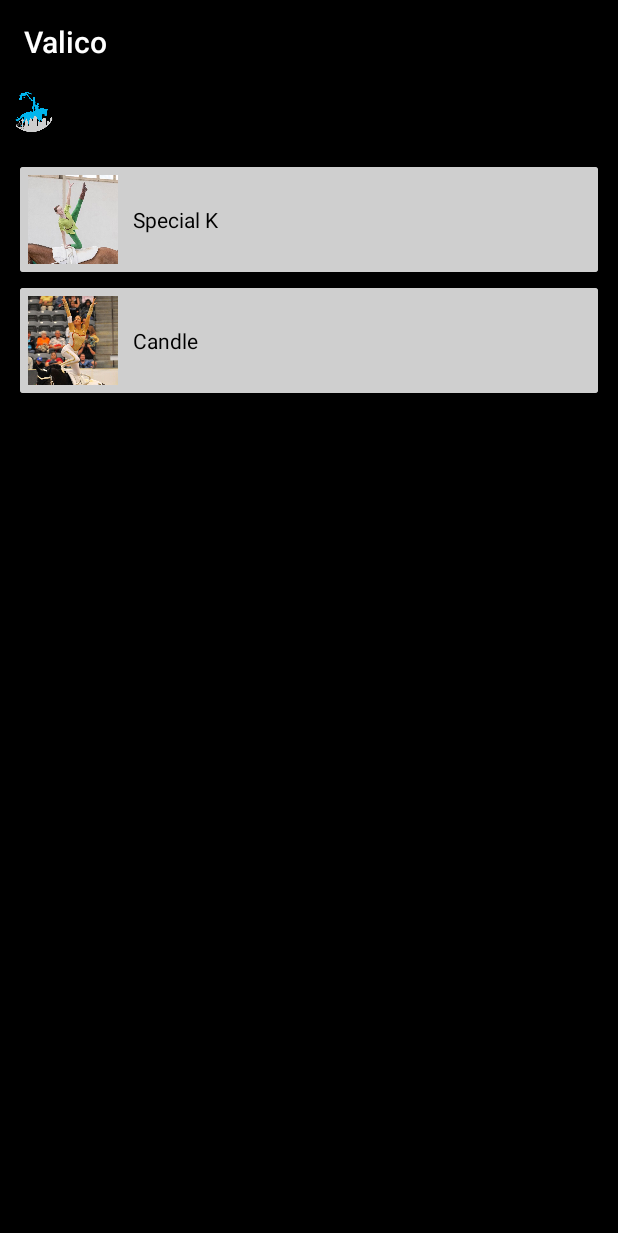
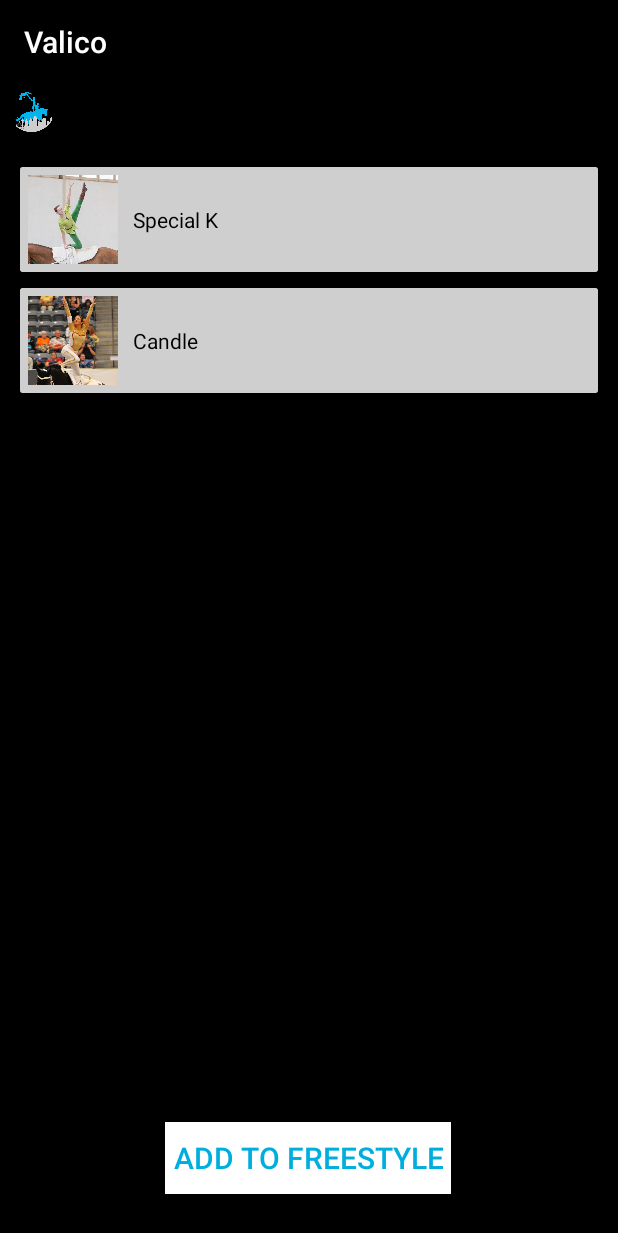
Before and after one commit to cmkarako/Valico, an Android app: the screen it shows after launch (MainActivity), after a tap on "Special K", on a phone screen of 412 x 824 dp. Shown: the top 1233 px of the screen. Run offline under Robolectric (Android 15) with nearby library versions, the light colour scheme and no system bars; our stand-ins replace Dagger/Hilt's generated code, Room's generated code.

Commit message:
Able to click on an item, obtain the title and image, and insert it into the db (same db - freestyle). Next need to add to barrel fs db or other db.

```diff
--- a/app/build.gradle
+++ b/app/build.gradle
@@ -55,6 +55,7 @@ dependencies {
     implementation 'androidx.lifecycle:lifecycle-extensions:2.2.0'
     implementation 'com.google.dagger:hilt-android:2.42'
     kapt 'com.google.dagger:hilt-android-compiler:2.42'
+    kapt 'androidx.hilt:hilt-compiler:1.0.0'
 //    implementation 'android.arch.persistence.room:runtime:1.1.1'
 //    annotationProcessor 'android.arch.persistence.room:compiler:1.1.1'
     implementation 'androidx.room:room-runtime:2.4.2'
--- a/app/src/main/java/com/example/valico/MainActivity.kt
+++ b/app/src/main/java/com/example/valico/MainActivity.kt
@@ -31,8 +31,9 @@ class MainActivity : AppCompatActivity() {
 //        }
 
         //setTheme(R.style.Theme_App_Starting)
+
+        super.onCreate(savedInstanceState)
         installSplashScreen()
-        super.onCreate(savedInstanceState)
 
 //        Thread.sleep(2000)
 //        val intent = Intent(this, MainActivity::class.java)
@@ -40,22 +41,18 @@ class MainActivity : AppCompatActivity() {
         setContentView(R.layout.activity_main)
 
         val database = Room.databaseBuilder(
-            this, FreestyleDatabase::class.java, "freestyle_database"
+            this, FreestyleDatabase::class.java,  "freestyle_database"
         )
             .allowMainThreadQueries()
             .build()
 
-        database.dao.insertFreestyle(Freestyle("Special K", R.drawable.freestyle1, 1))
-        database.dao.insertFreestyle(Freestyle("Candle", R.drawable.freestyle2, 2))
+        database.dao.insertFreestyle(Freestyle(0,"Special K", R.drawable.freestyle1, false, false))
+        database.dao.insertFreestyle(Freestyle(0,"Candle", R.drawable.freestyle2, false, false))
 
         val allFreestyles = database.dao.getFreestyles()
-
 //        val itemLayout: ImageView = findViewById(R.id.image)
 //        itemLayout.setOnClickListener() {
-//            if(itemLayout.isSelected) {
-//                Toast.makeText(this, "selected item", Toast.LENGTH_LONG).show()
-//            }
-//        }
+//            if(itemLayout.isSelected) { Toast.makeText(this, "selected item", Toast.LENGTH_LONG).show() } }
 //        itemLayout.isSelected
         Log.d("test", "allFreestyles size? ${allFreestyles.size}")
 
@@ -65,12 +62,19 @@ class MainActivity : AppCompatActivity() {
         val freestyleAdapter = ItemAdapter(this, allFreestyles)
 
         freestyleRV.adapter = freestyleAdapter
-        val itemClicked = database.dao.getFreestyleById(1)
+        //val itemClicked = database.dao.getFreestyleById(position)
         freestyleAdapter.setOnItemClickListener(object: ItemAdapter.onItemClickListener{
-            override fun onItemClick(position: Int) {
-                Toast.makeText(this@MainActivity, "selected item $position", Toast.LENGTH_LONG).show()
-                val itemClicked = database.dao.getFreestyleById(position)
-                database.dao2.insertBarrelFreestyle(itemClicked)
+            override fun onItemClick(position: Int, freestyle: Freestyle) {
+                val itemClicked = database.dao.getFreestyleById(position+1)
+                Toast.makeText(this@MainActivity, "selected item ${
+                    database.dao.getFreestyleById(
+                        position+1
+                    )?.title ?: "Default Freestyle"
+                }", Toast.LENGTH_LONG).show()
+
+                database.dao.insertFreestyle(Freestyle(0, database.dao.getFreestyleById(position+1)?.title ?: "Default Freestyle",
+                    database.dao.getFreestyleById(position+1)?.imageUrl ?: R.drawable.freestyle1, false, false))
+
             }
         })
 
@@ -86,6 +90,6 @@ class MainActivity : AppCompatActivity() {
 
      fun onFreestyleClick(freestyle: Freestyle){
         intent.putExtra("image", freestyle.imageUrl)
-        Toast.makeText(this, "selected item", Toast.LENGTH_LONG).show()
+        Toast.makeText(this, "selected item ${freestyle.title}", Toast.LENGTH_LONG).show()
     }
 }
--- a/app/src/main/java/com/example/valico/adapters/ItemAdapter.kt
+++ b/app/src/main/java/com/example/valico/adapters/ItemAdapter.kt
@@ -11,6 +11,7 @@ import androidx.core.content.ContextCompat
 import androidx.recyclerview.widget.RecyclerView
 import com.example.valico.R
 import com.example.valico.data.Freestyle
+import com.example.valico.data.FreestyleDao
 
 class ItemAdapter(val context: Context, val freestyles: List<Freestyle>) :
     RecyclerView.Adapter<ItemAdapter.ViewHolder>() {
@@ -26,7 +27,7 @@ class ItemAdapter(val context: Context, val freestyles: List<Freestyle>) :
 
         init {
             itemView.setOnClickListener{
-                listener.onItemClick(adapterPosition)
+                listener.onItemClick(adapterPosition, freestyles = Freestyle(0, "test", R.drawable.freestyle1, false, false))
             }
         }
 
@@ -51,7 +52,7 @@ class ItemAdapter(val context: Context, val freestyles: List<Freestyle>) :
     }
 
     interface onItemClickListener {
-        fun onItemClick(position : Int)
+        fun onItemClick(position : Int, freestyles: Freestyle)
     }
 
     fun setOnItemClickListener(listener: onItemClickListener){
--- a/app/src/main/java/com/example/valico/data/Freestyle.kt
+++ b/app/src/main/java/com/example/valico/data/Freestyle.kt
@@ -10,14 +10,17 @@ import androidx.room.PrimaryKey
 
 @Entity(tableName = "freestyle")
 data class Freestyle(
+    @PrimaryKey(autoGenerate = true)
+    val id: Int,
     val title: String,
     val imageUrl: Int,
-    @PrimaryKey(autoGenerate = true) val id: Int
+    val isBarrelFreestyle: Boolean,
+    val isHorseFreestyle: Boolean,
+
 )
-
-@Entity(tableName = "barrelFreestyle")
-data class BarrelFreestyle(
-    val title: String,
-    val imageUrl: Int,
-    @PrimaryKey(autoGenerate = true) val id: Int
-)
+//@Entity(tableName = "barrelFreestyle")
+//data class BarrelFreestyle(
+//    val title: String,
+//    val imageUrl: Int,
+//    @PrimaryKey(autoGenerate = true) val id: Int
+//)
--- a/app/src/main/java/com/example/valico/data/FreestyleDao.kt
+++ b/app/src/main/java/com/example/valico/data/FreestyleDao.kt
@@ -19,17 +19,17 @@ interface FreestyleDao {
     fun getFreestyles() : List<Freestyle>
 }
 
-@Dao
-interface BarrelFreestyleDao {
-    @Insert(onConflict = OnConflictStrategy.REPLACE)
-    fun insertBarrelFreestyle(barrelFreestyle: Freestyle?)
-
-    @Delete
-    fun deleteBarrelFreestyle(barrelFreestyle: BarrelFreestyle)
-
-    @Query("SELECT * FROM barrelFreestyle WHERE id = :id")
-    fun getBarrelFreestyleById(id: Int) :BarrelFreestyle?
-
-    @Query("SELECT * FROM barrelFreestyle")
-    fun getBarrelFreestyles() : List<BarrelFreestyle>
-}
+//@Dao
+//interface BarrelFreestyleDao {
+//    @Insert(onConflict = OnConflictStrategy.REPLACE)
+//    fun insertBarrelFreestyle(barrelFreestyle: Freestyle?)
+//
+//    @Delete
+//    fun deleteBarrelFreestyle(barrelFreestyle: BarrelFreestyle)
+//
+//    @Query("SELECT * FROM barrelFreestyle WHERE id = :id")
+//    fun getBarrelFreestyleById(id: Int) :BarrelFreestyle?
+//
+//    @Query("SELECT * FROM barrelFreestyle")
+//    fun getBarrelFreestyles() : List<BarrelFreestyle>
+//}
--- a/app/src/main/java/com/example/valico/data/FreestyleDatabase.kt
+++ b/app/src/main/java/com/example/valico/data/FreestyleDatabase.kt
@@ -7,7 +7,7 @@ import androidx.room.Database
 import androidx.room.RoomDatabase
 
 @Database(
-    entities = [Freestyle::class, BarrelFreestyle::class],
+    entities = [Freestyle::class],
     version = 1
 )
 
@@ -15,7 +15,7 @@ abstract class FreestyleDatabase : RoomDatabase(){
 
     //abstract fun freestyleDao() : FreestyleDao
     abstract val dao: FreestyleDao
-    abstract val dao2: BarrelFreestyleDao
+//    abstract val dao2: BarrelFreestyleDao
 }
 
 //abstract class BarrelFreestyleDatabase : RoomDatabase(){
--- a/app/src/main/java/com/example/valico/di/AppModule.kt
+++ b/app/src/main/java/com/example/valico/di/AppModule.kt
@@ -27,9 +27,9 @@ object AppModule {
     }
 
     @Provides
-    //@Singleton
+    @Singleton
     fun provideFreestyleRepository(db: FreestyleDatabase) : FreestyleRepository  {
-        return FreestyleRepositoryImplementation(db.dao, db.dao2)
+        return FreestyleRepositoryImplementation(db.dao)
     }
 
 }
--- a/app/src/main/res/layout/activity_main.xml
+++ b/app/src/main/res/layout/activity_main.xml
@@ -25,6 +25,7 @@
         android:layout_marginStart="8dp"
         android:layout_marginTop="50dp"
         android:layout_marginEnd="8dp"
+        android:layout_marginBottom="100dp"
         app:layout_constraintBottom_toBottomOf="parent"
         app:layout_constraintEnd_toEndOf="parent"
         app:layout_constraintHorizontal_bias="1.0"
@@ -32,5 +33,24 @@
         app:layout_constraintTop_toTopOf="parent"
         app:layout_constraintVertical_bias="0.5" />
 
+    <androidx.appcompat.widget.AppCompatButton
+        android:id="@+id/button"
+        android:layout_width="wrap_content"
+        android:layout_height="wrap_content"
+        android:layout_marginTop="24dp"
+        android:layout_marginBottom="24dp"
+        android:background="@color/white"
+        android:text="Add to Freestyle"
+        android:textColor="@color/turquoise"
+        android:textAlignment="center"
+        android:textSize="20dp"
+        android:padding="5dp"
+        app:layout_constraintBottom_toBottomOf="parent"
+        app:layout_constraintEnd_toEndOf="parent"
+        app:layout_constraintHorizontal_bias="0.498"
+        app:layout_constraintStart_toStartOf="parent"
+        app:layout_constraintTop_toBottomOf="@+id/recylcerViewFreestyles"
+        app:layout_constraintVertical_bias="0.0" />
+
 
 </androidx.constraintlayout.widget.ConstraintLayout>
```
Also changed, not shown: app/src/main/java/com/example/valico/UI/freestyle/FreestyleViewModel.kt (+4 -3 lines), app/src/main/java/com/example/valico/data/FreestyleRepository.kt (+13 -12 lines), app/src/main/java/com/example/valico/data/FreestyleRepositoryImplementation.kt (+17 -17 lines).
